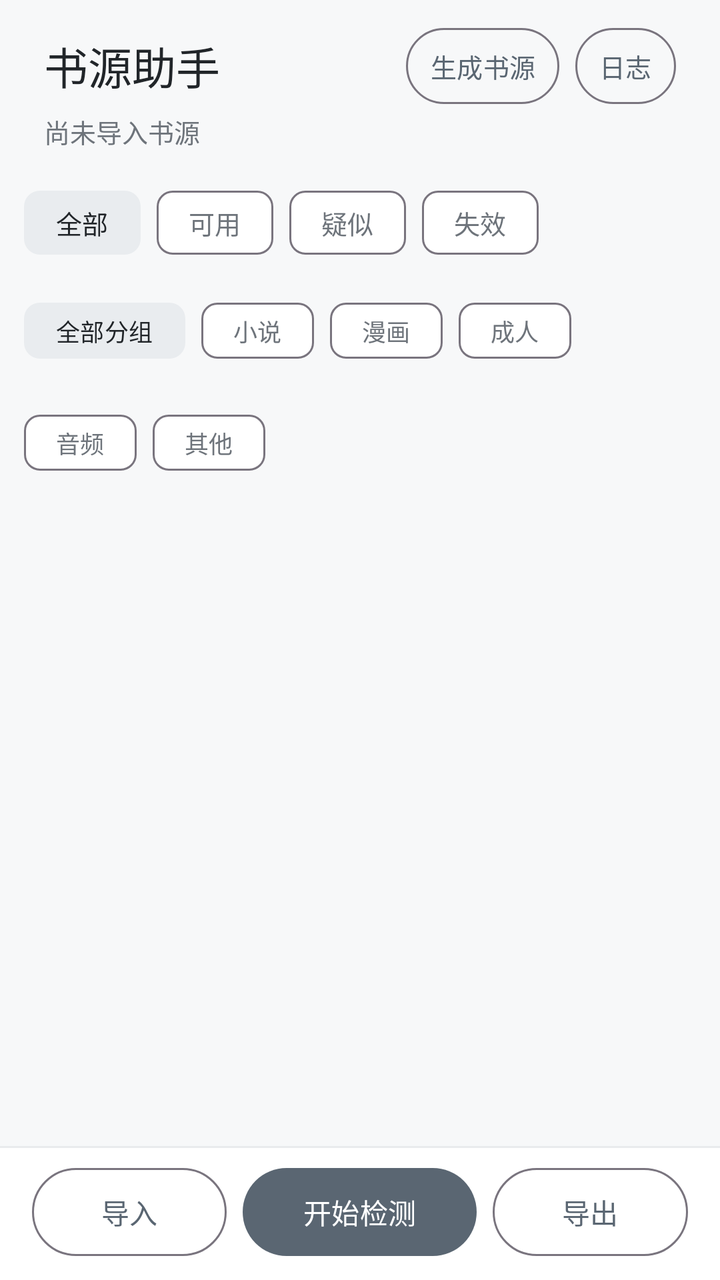
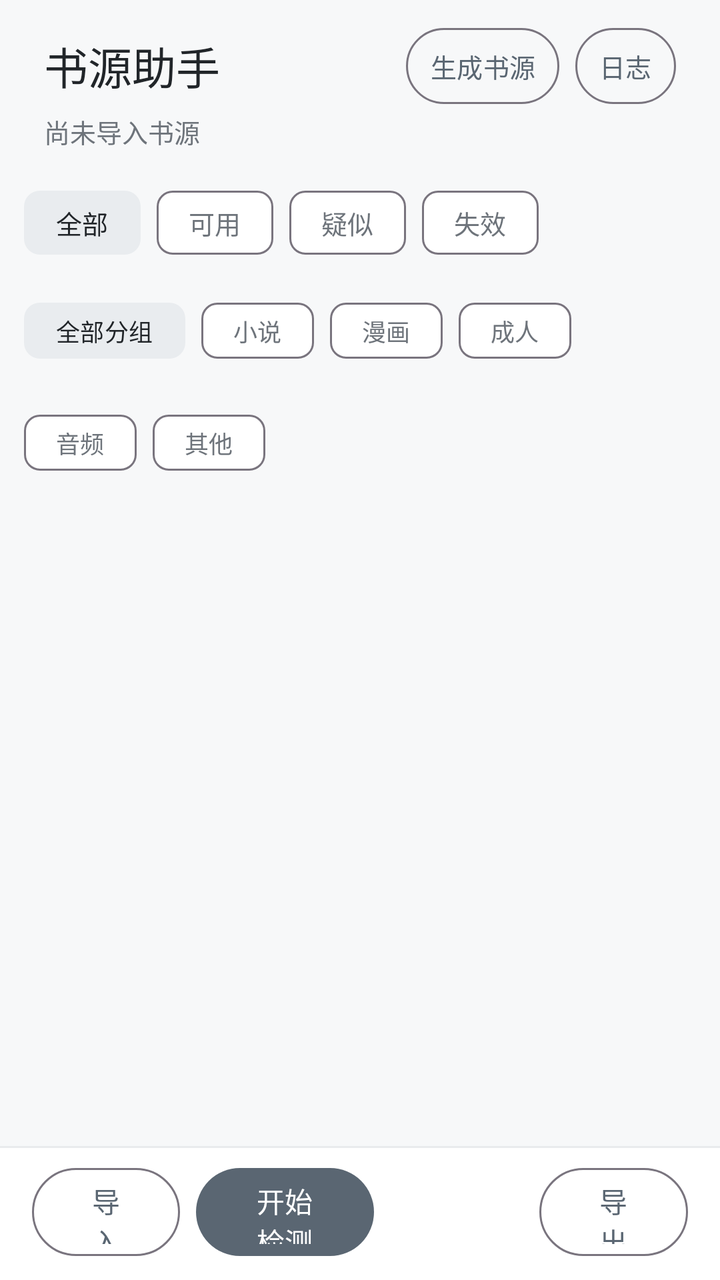

Screens rendered from an Android XML layout before and after an edit, with the pre-edit source and the edit as a unified diff.
<!-- AndroidManifest.xml: application theme Theme.ShuyuanHelper -->
<!-- res/layout/activity_main.xml -->
<?xml version="1.0" encoding="utf-8"?>
<LinearLayout xmlns:android="http://schemas.android.com/apk/res/android"
    xmlns:app="http://schemas.android.com/apk/res-auto"
    android:layout_width="match_parent"
    android:layout_height="match_parent"
    android:background="@color/bg_window"
    android:fitsSystemWindows="true"
    android:orientation="vertical">

    <LinearLayout
        android:layout_width="match_parent"
        android:layout_height="wrap_content"
        android:orientation="vertical"
        android:paddingStart="22dp"
        android:paddingTop="14dp"
        android:paddingEnd="22dp"
        android:paddingBottom="2dp">

        <LinearLayout
            android:layout_width="match_parent"
            android:layout_height="wrap_content"
            android:gravity="center_vertical"
            android:orientation="horizontal">

            <TextView
                android:id="@+id/tvTitle"
                android:layout_width="0dp"
                android:layout_height="wrap_content"
                android:layout_weight="1"
                android:text="@string/app_name"
                android:textColor="@color/text_primary"
                android:textSize="22sp" />

            <com.google.android.material.button.MaterialButton
                android:id="@+id/btnOpenGenerator"
                style="@style/Widget.Material3.Button.OutlinedButton"
                android:layout_width="wrap_content"
                android:layout_height="38dp"
                android:insetTop="0dp"
                android:insetBottom="0dp"
                android:minWidth="0dp"
                android:paddingStart="12dp"
                android:paddingEnd="12dp"
                android:text="@string/open_generator"
                android:textSize="13sp" />

            <com.google.android.material.button.MaterialButton
                android:id="@+id/btnOpenLog"
                style="@style/Widget.Material3.Button.OutlinedButton"
                android:layout_width="wrap_content"
                android:layout_height="38dp"
                android:layout_marginStart="8dp"
                android:insetTop="0dp"
                android:insetBottom="0dp"
                android:minWidth="0dp"
                android:paddingStart="12dp"
                android:paddingEnd="12dp"
                android:text="@string/open_log"
                android:textSize="13sp" />
        </LinearLayout>

        <TextView
            android:id="@+id/tvSummary"
            android:layout_width="match_parent"
            android:layout_height="wrap_content"
            android:layout_marginTop="4dp"
            android:text="尚未导入书源"
            android:textColor="@color/text_secondary"
            android:textSize="13sp" />
    </LinearLayout>

    <TextView
        android:id="@+id/tvStats"
        android:layout_width="match_parent"
        android:layout_height="wrap_content"
        android:paddingStart="22dp"
        android:paddingTop="6dp"
        android:paddingEnd="22dp"
        android:textColor="@color/text_secondary"
        android:textSize="13sp"
        android:visibility="gone" />

    <ProgressBar
        android:id="@+id/progressBar"
        style="@android:style/Widget.ProgressBar.Horizontal"
        android:layout_width="match_parent"
        android:layout_height="3dp"
        android:layout_marginStart="22dp"
        android:layout_marginTop="8dp"
        android:layout_marginEnd="22dp"
        android:max="100"
        android:progress="0"
        android:progressTint="@color/brand_primary"
        android:visibility="gone" />

    <com.google.android.material.chip.ChipGroup
        android:id="@+id/chipFilter"
        android:layout_width="wrap_content"
        android:layout_height="wrap_content"
        android:layout_marginStart="12dp"
        android:layout_marginTop="10dp"
        android:layout_marginEnd="12dp"
        android:paddingBottom="2dp"
        app:checkedChip="@id/btnFilterAll"
        app:selectionRequired="true"
        app:singleLine="true"
        app:singleSelection="true">

        <com.google.android.material.chip.Chip
            android:id="@+id/btnFilterAll"
            style="@style/Widget.Material3.Chip.Filter"
            android:layout_width="wrap_content"
            android:layout_height="wrap_content"
            android:text="@string/filter_all"
            android:textSize="13sp"
            app:checkedIconVisible="false"
            app:chipMinHeight="32dp" />

        <com.google.android.material.chip.Chip
            android:id="@+id/btnFilterOk"
            style="@style/Widget.Material3.Chip.Filter"
            android:layout_width="wrap_content"
            android:layout_height="wrap_content"
            android:text="@string/filter_ok"
            android:textSize="13sp"
            app:checkedIconVisible="false"
            app:chipMinHeight="32dp" />

        <com.google.android.material.chip.Chip
            android:id="@+id/btnFilterUncertain"
            style="@style/Widget.Material3.Chip.Filter"
            android:layout_width="wrap_content"
            android:layout_height="wrap_content"
            android:text="@string/filter_uncertain"
            android:textSize="13sp"
            app:checkedIconVisible="false"
            app:chipMinHeight="32dp" />

        <com.google.android.material.chip.Chip
            android:id="@+id/btnFilterDead"
            style="@style/Widget.Material3.Chip.Filter"
            android:layout_width="wrap_content"
            android:layout_height="wrap_content"
            android:text="@string/filter_dead"
            android:textSize="13sp"
            app:checkedIconVisible="false"
            app:chipMinHeight="32dp" />
    </com.google.android.material.chip.ChipGroup>

    <com.google.android.material.chip.ChipGroup
        android:id="@+id/groupFilterGroup"
        android:layout_width="match_parent"
        android:layout_height="wrap_content"
        android:layout_marginStart="12dp"
        android:layout_marginTop="4dp"
        android:layout_marginEnd="12dp"
        android:paddingBottom="2dp"
        app:checkedChip="@id/btnGroupAll"
        app:selectionRequired="true"
        app:singleSelection="true">

        <com.google.android.material.chip.Chip
            android:id="@+id/btnGroupAll"
            style="@style/Widget.Material3.Chip.Filter"
            android:layout_width="wrap_content"
            android:layout_height="wrap_content"
            android:text="@string/group_all"
            android:textSize="12sp"
            app:checkedIconVisible="false"
            app:chipMinHeight="28dp" />

        <com.google.android.material.chip.Chip
            android:id="@+id/btnGroupNovel"
            style="@style/Widget.Material3.Chip.Filter"
            android:layout_width="wrap_content"
            android:layout_height="wrap_content"
            android:text="@string/group_novel"
            android:textSize="12sp"
            app:checkedIconVisible="false"
            app:chipMinHeight="28dp" />

        <com.google.android.material.chip.Chip
            android:id="@+id/btnGroupComic"
            style="@style/Widget.Material3.Chip.Filter"
            android:layout_width="wrap_content"
            android:layout_height="wrap_content"
            android:text="@string/group_comic"
            android:textSize="12sp"
            app:checkedIconVisible="false"
            app:chipMinHeight="28dp" />

        <com.google.android.material.chip.Chip
            android:id="@+id/btnGroupAdult"
            style="@style/Widget.Material3.Chip.Filter"
            android:layout_width="wrap_content"
            android:layout_height="wrap_content"
            android:text="@string/group_adult"
            android:textSize="12sp"
            app:checkedIconVisible="false"
            app:chipMinHeight="28dp" />

        <com.google.android.material.chip.Chip
            android:id="@+id/btnGroupAudio"
            style="@style/Widget.Material3.Chip.Filter"
            android:layout_width="wrap_content"
            android:layout_height="wrap_content"
            android:text="@string/group_audio"
            android:textSize="12sp"
            app:checkedIconVisible="false"
            app:chipMinHeight="28dp" />

        <com.google.android.material.chip.Chip
            android:id="@+id/btnGroupOther"
            style="@style/Widget.Material3.Chip.Filter"
            android:layout_width="wrap_content"
            android:layout_height="wrap_content"
            android:text="@string/group_other"
            android:textSize="12sp"
            app:checkedIconVisible="false"
            app:chipMinHeight="28dp" />
    </com.google.android.material.chip.ChipGroup>

    <LinearLayout
        android:id="@+id/layoutSelectBar"
        android:layout_width="match_parent"
        android:layout_height="wrap_content"
        android:background="@color/surface"
        android:gravity="center_vertical"
        android:orientation="horizontal"
        android:paddingStart="16dp"
        android:paddingTop="8dp"
        android:paddingEnd="12dp"
        android:paddingBottom="8dp"
        android:visibility="gone">

        <TextView
            android:id="@+id/tvSelectInfo"
            android:layout_width="0dp"
            android:layout_height="wrap_content"
            android:layout_weight="1"
            android:text="已选 0"
            android:textColor="@color/text_primary"
            android:textSize="14sp" />

        <com.google.android.material.button.MaterialButton
            android:id="@+id/btnSelectAll"
            style="@style/Widget.Material3.Button.TextButton"
            android:layout_width="wrap_content"
            android:layout_height="36dp"
            android:insetTop="0dp"
            android:insetBottom="0dp"
            android:minWidth="0dp"
            android:paddingStart="8dp"
            android:paddingEnd="8dp"
            android:text="@string/select_all"
            android:textSize="13sp" />

        <com.google.android.material.button.MaterialButton
            android:id="@+id/btnCancelSelect"
            style="@style/Widget.Material3.Button.TextButton"
            android:layout_width="wrap_content"
            android:layout_height="36dp"
            android:insetTop="0dp"
            android:insetBottom="0dp"
            android:minWidth="0dp"
            android:paddingStart="8dp"
            android:paddingEnd="8dp"
            android:text="@string/cancel_select"
            android:textSize="13sp" />

        <com.google.android.material.button.MaterialButton
            android:id="@+id/btnDeleteSelected"
            style="@style/Widget.Material3.Button"
            android:layout_width="wrap_content"
            android:layout_height="36dp"
            android:insetTop="0dp"
            android:insetBottom="0dp"
            android:minWidth="0dp"
            android:paddingStart="10dp"
            android:paddingEnd="10dp"
            android:text="@string/delete_selected"
            android:textSize="13sp" />
    </LinearLayout>

    <androidx.recyclerview.widget.RecyclerView
        android:id="@+id/rvSources"
        android:layout_width="match_parent"
        android:layout_height="0dp"
        android:layout_weight="1"
        android:clipToPadding="false"
        android:paddingTop="4dp"
        android:paddingBottom="10dp"
        android:scrollbars="none" />

    <View
        android:layout_width="match_parent"
        android:layout_height="1dp"
        android:background="@color/divider" />

    <LinearLayout
        android:layout_width="match_parent"
        android:layout_height="wrap_content"
        android:background="@color/surface"
        android:orientation="horizontal"
        android:paddingStart="16dp"
        android:paddingTop="10dp"
        android:paddingEnd="16dp"
        android:paddingBottom="12dp">

        <com.google.android.material.button.MaterialButton
            android:id="@+id/btnImport"
            style="@style/Widget.Material3.Button.OutlinedButton"
            android:layout_width="0dp"
            android:layout_height="44dp"
            android:layout_marginEnd="8dp"
            android:layout_weight="1"
            android:insetTop="0dp"
            android:insetBottom="0dp"
            android:text="@string/action_import" />

        <com.google.android.material.button.MaterialButton
            android:id="@+id/btnStart"
            style="@style/Widget.Material3.Button"
            android:layout_width="0dp"
            android:layout_height="44dp"
            android:layout_marginEnd="8dp"
            android:layout_weight="1.2"
            android:insetTop="0dp"
            android:insetBottom="0dp"
            android:text="@string/start_check" />

        <com.google.android.material.button.MaterialButton
            android:id="@+id/btnStop"
            style="@style/Widget.Material3.Button.OutlinedButton"
            android:layout_width="0dp"
            android:layout_height="44dp"
            android:layout_marginEnd="8dp"
            android:layout_weight="0.9"
            android:insetTop="0dp"
            android:insetBottom="0dp"
            android:text="@string/stop_check"
            android:visibility="gone" />

        <com.google.android.material.button.MaterialButton
            android:id="@+id/btnExport"
            style="@style/Widget.Material3.Button.OutlinedButton"
            android:layout_width="0dp"
            android:layout_height="44dp"
            android:layout_weight="1"
            android:insetTop="0dp"
            android:insetBottom="0dp"
            android:text="@string/export" />
    </LinearLayout>
</LinearLayout>
<!-- resources referenced by this layout -->
<resources>
  <color name="bg_window">#F7F8F9</color>
  <color name="brand_primary">#5A6672</color>
  <color name="divider">#E9EBED</color>
  <color name="surface">#FFFFFF</color>
  <color name="text_primary">#212529</color>
  <color name="text_secondary">#6E747B</color>
  <string name="action_import">导入</string>
  <string name="app_name">书源助手</string>
  <string name="cancel_select">取消</string>
  <string name="delete_selected">删除选中</string>
  <string name="export">导出</string>
  <string name="filter_all">全部</string>
  <string name="filter_dead">失效</string>
  <string name="filter_ok">可用</string>
  <string name="filter_uncertain">疑似</string>
  <string name="group_adult">成人</string>
  <string name="group_all">全部分组</string>
  <string name="group_audio">音频</string>
  <string name="group_comic">漫画</string>
  <string name="group_novel">小说</string>
  <string name="group_other">其他</string>
  <string name="open_generator">生成书源</string>
  <string name="open_log">日志</string>
  <string name="select_all">全选</string>
  <string name="start_check">开始检测</string>
  <string name="stop_check">停止检测</string>
  <style name="Theme.ShuyuanHelper" parent="Theme.Material3.Light.NoActionBar">
          <item name="colorPrimary">@color/brand_primary</item>
          <item name="colorPrimaryDark">@color/brand_dark</item>
          <item name="colorPrimaryVariant">@color/brand_dark</item>
          <item name="colorOnPrimary">#FFFFFF</item>
          <item name="colorSecondary">@color/brand_primary</item>
          <item name="colorPrimaryContainer">@color/brand_light</item>
          <item name="colorOnPrimaryContainer">@color/text_primary</item>
          <item name="colorSecondaryContainer">@color/brand_light</item>
          <item name="colorOnSecondaryContainer">@color/text_primary</item>
          <item name="colorSurface">@color/surface</item>
          <item name="colorOnSurface">@color/text_primary</item>
          <item name="colorOnSurfaceVariant">@color/text_secondary</item>
          <item name="android:windowBackground">@color/bg_window</item>
          <item name="android:statusBarColor">@color/bg_window</item>
          <item name="android:windowLightStatusBar">true</item>
          <item name="android:fontFamily">sans-serif</item>
      </style>
  <color name="brand_dark">#414B54</color>
  <color name="brand_light">#E9ECEF</color>
</resources>

<!-- the commit's change to res/layout/activity_main.xml (unified diff, before → after) -->
@@ -339,7 +339,7 @@
             android:insetTop="0dp"
             android:insetBottom="0dp"
             android:text="@string/stop_check"
-            android:visibility="gone" />
+            android:visibility="invisible" />
 
         <com.google.android.material.button.MaterialButton
             android:id="@+id/btnExport"
